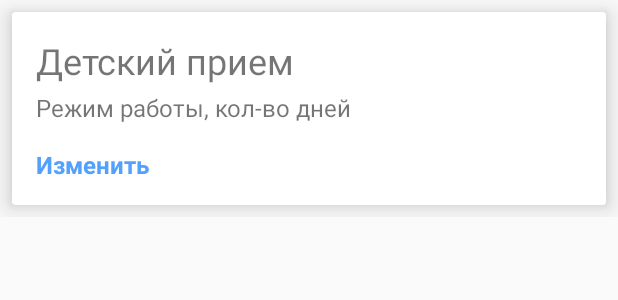
After one commit to MerkUa/URobot, an Android app: the layout list_item_calendar_services.xml on its own in the app's theme, with its tools: preview values and no code run, on a phone screen of 412 x 824 dp. The commit adds this screen. Shown: the top 300 px of the screen. Run offline under Robolectric (Android 15) with nearby library versions, the phone set to English and light mode, and no system bars; network calls fail.

Commit message:
Provide arguments. Rework layouts. Working with Payment fragment. Change model for services(get).

```diff
--- a/ChatBot/app/src/main/java/com/urobot/droid/data/model/GetAllServicesModel.kt
+++ b/ChatBot/app/src/main/java/com/urobot/droid/data/model/GetAllServicesModel.kt
@@ -22,10 +22,10 @@ data class Datum (
     var workingHoursTo: String? = null,
     @SerializedName("break")
     @Expose
-    var `break`: Int? = null,
+    var `break`: String? = null,
     @SerializedName("session_duration")
     @Expose
-    var sessionDuration: Int? = null,
+    var sessionDuration: String? = null,
     @SerializedName("working_days")
     @Expose
     var workingDays: List<String>? = null,
--- /dev/null
+++ b/ChatBot/app/src/main/res/layout/list_item_calendar_services.xml
@@ -0,0 +1,54 @@
+<?xml version="1.0" encoding="utf-8"?>
+
+<RelativeLayout xmlns:android="http://schemas.android.com/apk/res/android"
+    android:layout_width="match_parent"
+    android:layout_height="wrap_content">
+
+    <androidx.cardview.widget.CardView xmlns:card_view="http://schemas.android.com/apk/res-auto"
+        android:layout_width="match_parent"
+        android:layout_height="wrap_content"
+        android:layout_margin="8dp"
+        card_view:cardElevation="10dp">
+
+        <RelativeLayout
+            android:layout_width="wrap_content"
+            android:layout_height="wrap_content"
+            android:layout_margin="16dp">
+
+
+            <TextView
+                android:id="@+id/titleCalendarService"
+                android:layout_width="wrap_content"
+                android:layout_height="wrap_content"
+                android:layout_alignParentTop="true"
+                android:text="Детский прием"
+                android:textSize="24sp" />
+
+            <TextView
+                android:id="@+id/descriptionCalendarService"
+                android:layout_width="wrap_content"
+                android:layout_height="wrap_content"
+                android:layout_below="@+id/titleCalendarService"
+                android:layout_marginTop="4dp"
+                android:text="Режим работы, кол-во дней"
+                android:textSize="16sp" />
+
+            <TextView
+                android:id="@+id/updateCalendarService"
+                android:layout_width="wrap_content"
+                android:layout_height="wrap_content"
+                android:layout_below="@+id/descriptionCalendarService"
+                android:layout_alignStart="@+id/titleCalendarService"
+                android:layout_marginTop="16dp"
+                android:text="Изменить"
+                android:layout_marginEnd="16dp"
+                android:textColor="@color/colorAccent"
+                android:textSize="16sp"
+                android:textStyle="bold" />
+
+
+        </RelativeLayout>
+
+
+    </androidx.cardview.widget.CardView>
+</RelativeLayout>
```
Also changed, not shown: ChatBot/app/src/main/java/com/urobot/droid/adapter/ServiceListAdapter.kt (+84 -42 lines), ChatBot/app/src/main/java/com/urobot/droid/ui/fragments/ubotservice/ServicesFragment.kt (+61 -11 lines), ChatBot/app/src/main/java/com/urobot/droid/ui/fragments/ubotservice/ServicesViewModel.kt (+9 -6 lines), ChatBot/app/src/main/res/layout/list_item_payment_services.xml (renamed from ChatBot/app/src/main/res/layout/list_item_services.xml, +9 -7 lines).
